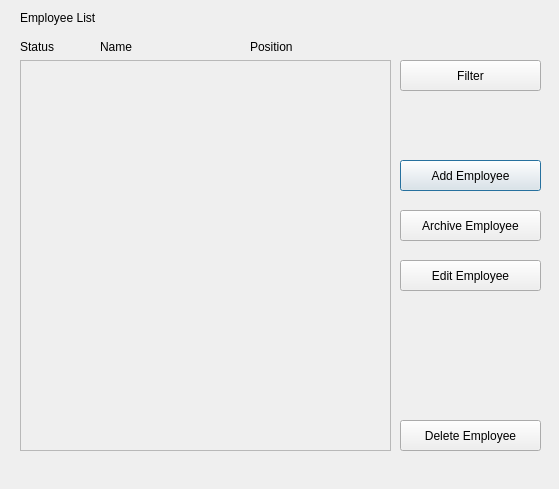
The window that UI/EmployeesDialog.ui (jordynmarlow/SoftwareEngineering) describes before a commit, drawn with Qt 5.
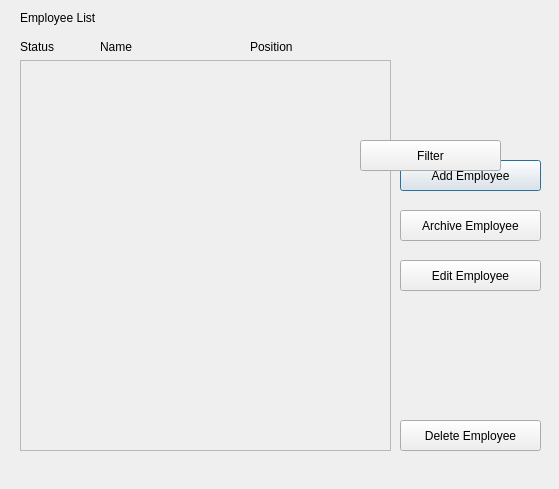
The same window after the commit.

Diff of the .ui file:
```diff
--- a/UI/EmployeesDialog.ui
+++ b/UI/EmployeesDialog.ui
@@ -91,8 +91,8 @@
   <widget class="QPushButton" name="filter_employees_bt">
    <property name="geometry">
     <rect>
-     <x>400</x>
-     <y>60</y>
+     <x>360</x>
+     <y>140</y>
      <width>141</width>
      <height>31</height>
     </rect>
```
